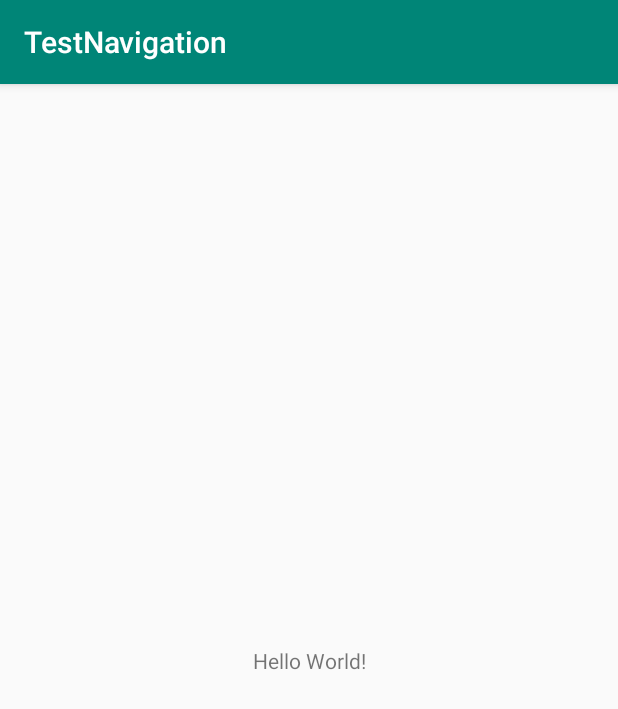
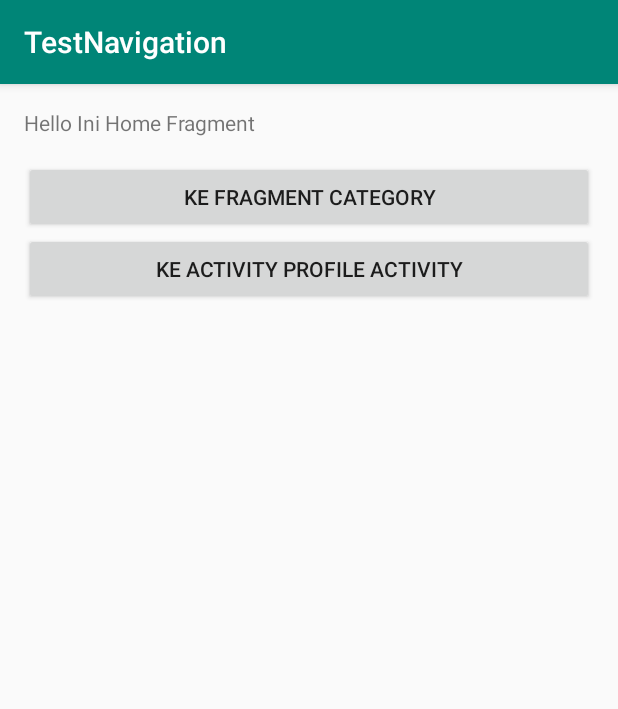
Before and after one commit to devisevianus/TestNavigation, an Android app: the screen it shows after launch (MainActivity), on a phone screen of 412 x 824 dp. Shown: the top 709 px of the screen. Run offline under Robolectric (Android 15) with nearby library versions, the phone set to English and light mode, and no system bars.

Commit message:
- add navigation - add navigation animation

```diff
--- a/app/src/main/AndroidManifest.xml
+++ b/app/src/main/AndroidManifest.xml
@@ -9,12 +9,14 @@
         android:roundIcon="@mipmap/ic_launcher_round"
         android:supportsRtl="true"
         android:theme="@style/AppTheme">
+        <activity android:name=".ProfileActivity"></activity>
         <activity android:name=".MainActivity">
             <intent-filter>
                 <action android:name="android.intent.action.MAIN" />
 
                 <category android:name="android.intent.category.LAUNCHER" />
             </intent-filter>
+            <nav-graph android:value="@navigation/main_navigation" />
         </activity>
     </application>
 
--- /dev/null
+++ b/app/src/main/java/com/devis/testnavigation/HomeFragment.kt
@@ -0,0 +1,37 @@
+package com.devis.testnavigation
+
+
+import android.os.Bundle
+import androidx.fragment.app.Fragment
+import android.view.LayoutInflater
+import android.view.View
+import android.view.ViewGroup
+import androidx.navigation.Navigation
+import androidx.navigation.findNavController
+import kotlinx.android.synthetic.main.fragment_home.*
+
+/**
+ * A simple [Fragment] subclass.
+ */
+class HomeFragment : Fragment() {
+
+    override fun onCreateView(
+        inflater: LayoutInflater, container: ViewGroup?,
+        savedInstanceState: Bundle?
+    ): View? {
+        // Inflate the layout for this fragment
+        return inflater.inflate(R.layout.fragment_home, container, false)
+    }
+
+    override fun onViewCreated(view: View, savedInstanceState: Bundle?) {
+        super.onViewCreated(view, savedInstanceState)
+        btn_category.setOnClickListener(
+            Navigation.createNavigateOnClickListener(R.id.action_homeFragment_to_categoryFragment)
+        )
+
+        btn_profile.setOnClickListener {
+            view.findNavController().navigate(R.id.action_homeFragment_to_profileActivity)
+        }
+    }
+
+}
--- /dev/null
+++ b/app/src/main/res/anim/slide_in_right.xml
@@ -0,0 +1,8 @@
+<?xml version="1.0" encoding="utf-8"?>
+<set xmlns:android="http://schemas.android.com/apk/res/android">
+
+    <translate android:fromXDelta="100%" android:toXDelta="0%"
+        android:fromYDelta="0%" android:toYDelta="0%"
+        android:duration="700"/>
+
+</set>
--- /dev/null
+++ b/app/src/main/res/anim/slide_out_left.xml
@@ -0,0 +1,8 @@
+<?xml version="1.0" encoding="utf-8"?>
+<set xmlns:android="http://schemas.android.com/apk/res/android">
+
+    <translate android:fromXDelta="0%" android:toXDelta="-100%"
+        android:fromYDelta="0%" android:toYDelta="0%"
+        android:duration="700"/>
+
+</set>
--- a/app/src/main/res/layout/activity_main.xml
+++ b/app/src/main/res/layout/activity_main.xml
@@ -1,18 +1,18 @@
 <?xml version="1.0" encoding="utf-8"?>
-<androidx.constraintlayout.widget.ConstraintLayout xmlns:android="http://schemas.android.com/apk/res/android"
+<RelativeLayout xmlns:android="http://schemas.android.com/apk/res/android"
     xmlns:app="http://schemas.android.com/apk/res-auto"
     xmlns:tools="http://schemas.android.com/tools"
     android:layout_width="match_parent"
     android:layout_height="match_parent"
     tools:context=".MainActivity">
 
-    <TextView
-        android:layout_width="wrap_content"
-        android:layout_height="wrap_content"
-        android:text="Hello World!"
-        app:layout_constraintBottom_toBottomOf="parent"
-        app:layout_constraintLeft_toLeftOf="parent"
-        app:layout_constraintRight_toRightOf="parent"
-        app:layout_constraintTop_toTopOf="parent" />
+    <fragment
+        android:id="@+id/container"
+        android:layout_width="match_parent"
+        android:layout_height="match_parent"
+        android:name="androidx.navigation.fragment.NavHostFragment"
+        app:defaultNavHost="true"
+        app:navGraph="@navigation/main_navigation"
+        />
 
-</androidx.constraintlayout.widget.ConstraintLayout>
+</RelativeLayout>
--- /dev/null
+++ b/app/src/main/res/layout/fragment_home.xml
@@ -0,0 +1,28 @@
+<?xml version="1.0" encoding="utf-8"?>
+<LinearLayout xmlns:android="http://schemas.android.com/apk/res/android"
+    xmlns:tools="http://schemas.android.com/tools"
+    android:layout_width="match_parent"
+    android:layout_height="match_parent"
+    android:orientation="vertical"
+    tools:context=".HomeFragment">
+
+    <TextView
+        android:layout_width="match_parent"
+        android:layout_height="wrap_content"
+        android:layout_margin="16dp"
+        android:text="@string/hello_home_fragment" />
+    <Button
+        android:id="@+id/btn_category"
+        android:layout_width="match_parent"
+        android:layout_height="wrap_content"
+        android:layout_marginLeft="16dp"
+        android:layout_marginRight="16dp"
+        android:text="@string/to_category" />
+    <Button
+        android:id="@+id/btn_profile"
+        android:layout_width="match_parent"
+        android:layout_height="wrap_content"
+        android:layout_marginLeft="16dp"
+        android:layout_marginRight="16dp"
+        android:text="@string/to_profile" />
+</LinearLayout>
--- /dev/null
+++ b/app/src/main/res/navigation/main_navigation.xml
@@ -0,0 +1,75 @@
+<?xml version="1.0" encoding="utf-8"?>
+<navigation xmlns:android="http://schemas.android.com/apk/res/android"
+    xmlns:app="http://schemas.android.com/apk/res-auto"
+    xmlns:tools="http://schemas.android.com/tools"
+    android:id="@+id/main_navigation"
+    app:startDestination="@id/homeFragment">
+
+    <fragment
+        android:id="@+id/homeFragment"
+        android:name="com.devis.testnavigation.HomeFragment"
+        android:label="fragment_home"
+        tools:layout="@layout/fragment_home" >
+
+        <action
+            android:id="@+id/action_homeFragment_to_categoryFragment"
+            app:destination="@id/categoryFragment"
+            app:enterAnim="@anim/nav_default_enter_anim"
+            app:exitAnim="@anim/nav_default_exit_anim"
+            app:popEnterAnim="@anim/nav_default_pop_enter_anim"
+            app:popExitAnim="@anim/nav_default_pop_exit_anim" />
+
+        <action
+            android:id="@+id/action_homeFragment_to_profileActivity"
+            app:destination="@id/profileActivity"
+            app:enterAnim="@anim/slide_in_right"
+            app:exitAnim="@anim/slide_out_left" />
+
+    </fragment>
+
+    <fragment
+        android:id="@+id/categoryFragment"
+        android:name="com.devis.testnavigation.CategoryFragment"
+        android:label="fragment_category"
+        tools:layout="@layout/fragment_category"
+        >
+        <action
+            android:id="@+id/action_categoryFragment_to_detailCategoryFragment"
+            app:destination="@id/detailCategoryFragment" />
+    </fragment>
+
+    <activity
+        android:id="@+id/profileActivity"
+        android:name="com.devis.testnavigation.ProfileActivity"
+        android:label="activity_profile"
+        tools:layout="@layout/activity_profile"
+        >
+        <deepLink
+            android:id="@+id/deepLink"
+            app:uri="https://www.dicoding.com/profile" />
+    </activity>
+    <fragment
+        android:id="@+id/detailCategoryFragment"
+        android:name="com.devis.testnavigation.DetailCategoryFragment"
+        android:label="fragment_detail_category"
+        tools:layout="@layout/fragment_detail_category" >
+        <argument
+            android:name="name"
+            app:argType="string"
+            android:defaultValue="defaul name" />
+        <argument
+            android:name="stock"
+            app:argType="long"
+            android:defaultValue="0L" />
+        <deepLink
+            android:id="@+id/deepLink2"
+            app:uri="https://www.dicoding.com/detail/{name}" />
+        <action
+            android:id="@+id/action_detailCategoryFragment_to_homeFragment"
+            app:destination="@id/homeFragment"
+            app:launchSingleTop="true"
+            app:popUpTo="@+id/homeFragment"
+            app:popUpToInclusive="true" />
+    </fragment>
+
+</navigation>
--- a/app/src/main/res/values/strings.xml
+++ b/app/src/main/res/values/strings.xml
@@ -1,3 +1,16 @@
 <resources>
     <string name="app_name">TestNavigation</string>
+
+    <!-- TODO: Remove or change this placeholder text -->
+    <string name="hello_blank_fragment">Hello blank fragment</string>
+    <string name="hello_home_fragment">Hello Ini Home Fragment</string>
+    <string name="to_profile">Ke Activity Profile Activity</string>
+    <string name="to_category">Ke fragment Category</string>
+    <string name="this_profile">Ini activity Profile</string>
+    <string name="this_category">Ini fragment Category</string>
+    <string name="category_lifestyle">Ke fragment Lifestyle</string>
+    <string name="category_sport">Ke fragment Sport</string>
+    <string name="category_name">Category Name</string>
+    <string name="category_description">Category Description</string>
+    <string name="to_home">Ke fragment Home</string>
 </resources>
--- a/build.gradle
+++ b/build.gradle
@@ -10,6 +10,7 @@ buildscript {
     dependencies {
         classpath 'com.android.tools.build:gradle:3.5.0'
         classpath "org.jetbrains.kotlin:kotlin-gradle-plugin:$kotlin_version"
+        classpath "android.arch.navigation:navigation-safe-args-gradle-plugin:1.0.0"
         // NOTE: Do not place your application dependencies here; they belong
         // in the individual module build.gradle files
     }
```
Also changed, not shown: app/build.gradle (+8 -1 lines), app/src/main/java/com/devis/testnavigation/CategoryFragment.kt (added, +40 -0 lines), app/src/main/java/com/devis/testnavigation/DetailCategoryFragment.kt (added, +38 -0 lines), app/src/main/java/com/devis/testnavigation/ProfileActivity.kt (added, +12 -0 lines), app/src/main/res/layout/activity_profile.xml (added, +15 -0 lines), app/src/main/res/layout/fragment_category.xml (added, +24 -0 lines), app/src/main/res/layout/fragment_detail_category.xml (added, +33 -0 lines).
